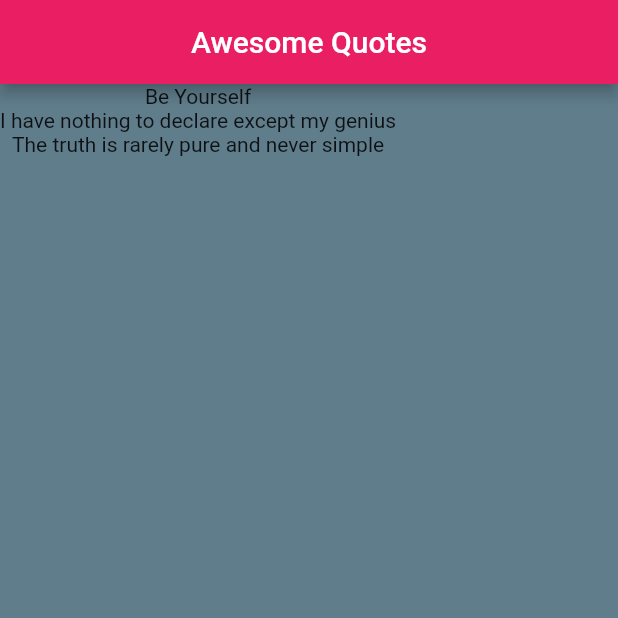
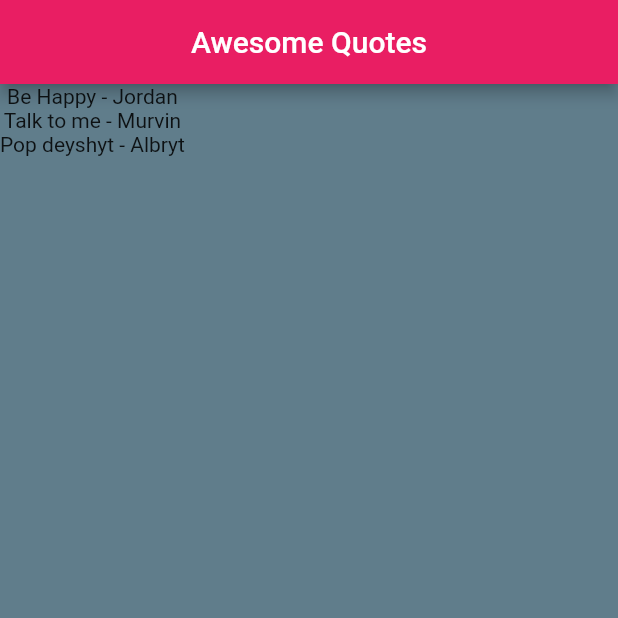
Before and after one commit to jkinathan/FlatNinja, a Flutter app: the screen it shows after launch, on a phone screen of 412 x 824 dp, the top half of it. Run offline on Flutter 3.47's test engine with Material 2 defaults, Android fonts, the phone set to English and light mode, and no system bars.

Commit message:
custom classes

```diff
--- a/lib/main.dart
+++ b/lib/main.dart
@@ -1,6 +1,6 @@
 import 'package:flutter/material.dart';
 import 'package:flutter/rendering.dart';
-
+import 'quote.dart';
 void main() {
   runApp(MaterialApp(
 
@@ -15,10 +15,10 @@ class Home extends StatefulWidget {
 
 class _HomeState extends State<Home> {
 
-  List<String> quotes = [
-    'Be Yourself',
-    'I have nothing to declare except my genius',
-    'The truth is rarely pure and never simple'
+  List<Quote> quotes = [
+    Quote(thetext:"Be Happy",author:"Jordan"),
+    Quote(thetext:"Talk to me",author:"Murvin"),
+    Quote(thetext:"Pop deyshyt",author:"Albryt"),
   ];
   @override
   Widget build(BuildContext context) {
@@ -31,7 +31,7 @@ class _HomeState extends State<Home> {
       ),
       body: Column(
         children: quotes.map((quote){
-          return Text(quote);
+          return Text('${quote.thetext} - ${quote.author}');
     }).toList(),
 
     )
--- /dev/null
+++ b/lib/quote.dart
@@ -0,0 +1,12 @@
+class Quote {
+
+      String thetext;
+      String author;
+
+      Quote({this.thetext, this.author}){
+        // this.thetext = txt;
+        // this.author = auth;
+      }
+}
+
+// Quote qt = new Quote(txt: 'Be Happy',auth: 'Jordy');//named parameters
```
